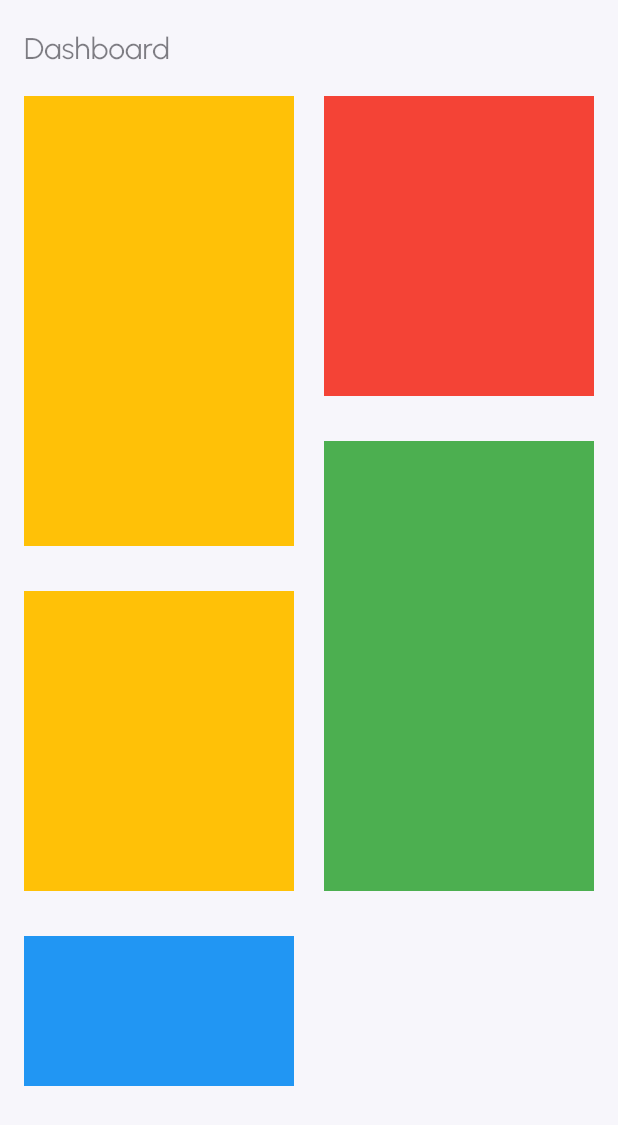
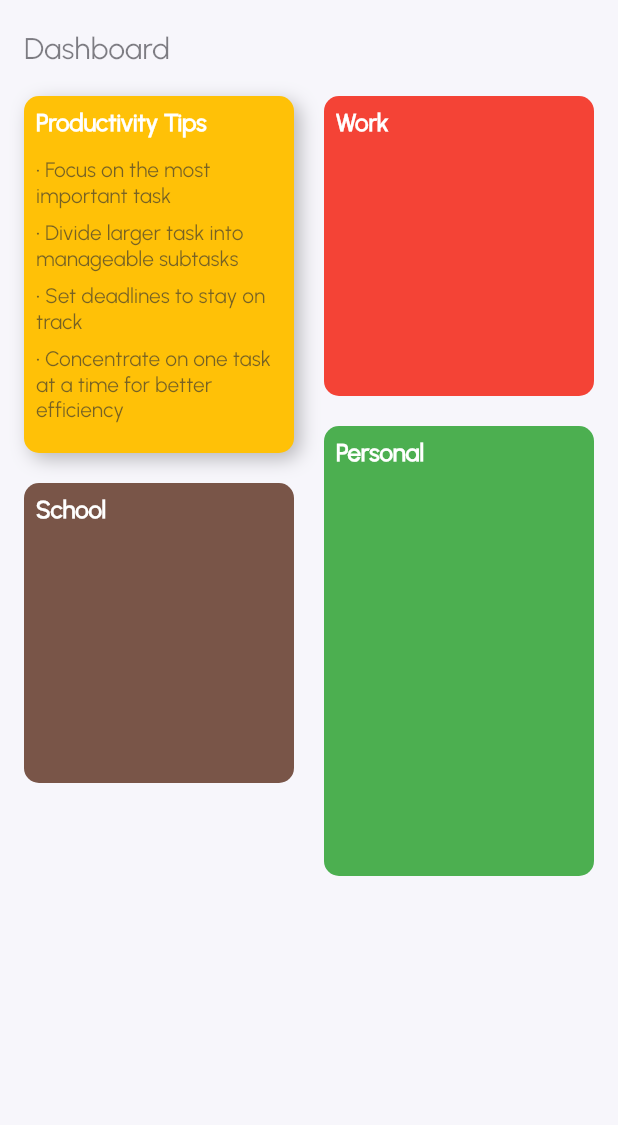
Before and after one commit to Foriwah/todo_application, a Flutter app: the Dashboard screen opened directly, on a phone screen of 412 x 824 dp. Shown: the top 1125 px of the screen. Run offline on Flutter 3.47's test engine with Material 3 defaults, Android fonts, the phone set to English and light mode, and no system bars; our stand-ins replace animated_bottom_navigation_bar.

Commit message:
Dashboard tips container

```diff
--- /dev/null
+++ b/lib/core/utils/constants.dart
@@ -0,0 +1,4 @@
+
+class Constants {
+  static const String bullet = "\u2022";
+}
--- a/lib/core/utils/custom_colors.dart
+++ b/lib/core/utils/custom_colors.dart
@@ -16,6 +16,8 @@ LIGHT MODE COLOR CODES
 static Color primaryColor = Color(0xFFF36A50);
 static Color background = Color(0xffF7F6FB);
 static Color secondaryBackgroundLight = const Color(0xFFF5F5F5);
+static Color navyBlue = const Color(0XFF000080);
+static Color darkGray = const Color(0XFF333333);
 
 
 
--- /dev/null
+++ b/lib/core/utils/data_list.dart
@@ -0,0 +1,97 @@
+import 'package:flutter/material.dart';
+import 'package:my_todo_app/core/utils/custom_colors.dart';
+import 'package:my_todo_app/todo/presentation/pages/dashboard/widgets/tips_container.dart';
+
+
+List<Widget> gridviwwidgets = [
+  const TipsContainer(),
+  Container(
+    height: 200,
+    width: 100,
+    decoration: BoxDecoration(
+      color: Colors.red,
+      borderRadius: BorderRadius.circular(10),
+    ),
+    child: Padding(
+      padding: const EdgeInsets.all(8.0),
+      child: Column(
+        crossAxisAlignment: CrossAxisAlignment.start,
+        children: [
+          Text(
+              'Work',
+              style: TextStyle(
+                  color: CustomColors.genericWhite,
+                  fontSize: 16,
+                  fontWeight: FontWeight.bold),
+            ),
+        ],
+      ),
+    ),
+  ),
+  Container(
+    height: 300,
+    width: 100,
+    decoration: BoxDecoration(
+      color: Colors.green,
+      borderRadius: BorderRadius.circular(10),
+    ),
+    child: Padding(
+      padding: const EdgeInsets.all(8.0),
+      child: Column(
+        crossAxisAlignment: CrossAxisAlignment.start,
+        children: [
+          Text(
+              'Personal',
+              style: TextStyle(
+                  color: CustomColors.genericWhite,
+                  fontSize: 16,
+                  fontWeight: FontWeight.bold),
+            ),
+        ],
+      ),
+    ),
+  ),
+  Container(
+    height: 200,
+    width: 100,
+    decoration: BoxDecoration(
+      color: Colors.brown,
+      borderRadius: BorderRadius.circular(10),
+    ),
+    child: Padding(
+      padding: const EdgeInsets.all(8.0),
+      child: Column(
+        crossAxisAlignment: CrossAxisAlignment.start,
+        children: [
+          Text(
+              'School',
+              style: TextStyle(
+                  color: CustomColors.genericWhite,
+                  fontSize: 16,
+                  fontWeight: FontWeight.bold),
+            ),
+        ],
+      ),
+    ),
+  ),
+  Container(
+    height: 150,
+    width: 100,
+    decoration: BoxDecoration(
+      color: Colors.blue,
+      borderRadius: BorderRadius.circular(10),
+    ),
+  ),
+];
+
+
+
+
+
+List tips =[
+  'Focus on the most important task',
+  'Divide larger task into manageable subtasks',
+  'Set deadlines to stay on track',
+  'Concentrate on one task at a time for better efficiency',
+  'Regular short breaks improve productivity',
+];
--- a/lib/main_page.dart
+++ b/lib/main_page.dart
@@ -2,7 +2,7 @@ import 'package:animated_bottom_navigation_bar/animated_bottom_navigation_bar.da
 import 'package:flutter/cupertino.dart';
 import 'package:flutter/material.dart';
 import 'package:my_todo_app/core/utils/custom_colors.dart';
-import 'package:my_todo_app/features/dashboard/presentation/pages/dashboard.dart';
+import 'package:my_todo_app/todo/presentation/pages/dashboard/pages/dashboard.dart';
 
 class MainPage extends StatefulWidget {
   const MainPage({super.key});
--- a/lib/todo/data/repository/todo_repository_impl.dart
+++ b/lib/todo/data/repository/todo_repository_impl.dart
@@ -1,6 +1,6 @@
 
- import 'package:my_todo_app/features/todo/domain/models/todo_model.dart';
-import 'package:my_todo_app/features/todo/domain/repository/todo_repository.dart';
+ import 'package:my_todo_app/todo/domain/models/todo_model.dart';
+import 'package:my_todo_app/todo/domain/repository/todo_repository.dart';
 
 class TodoRepositoryImpl implements TodoRepository {  @override
   Future<TodoModel> addTodo(TodoModel todo) async  {
--- a/lib/todo/domain/repository/todo_repository.dart
+++ b/lib/todo/domain/repository/todo_repository.dart
@@ -1,5 +1,5 @@
 
-import 'package:my_todo_app/features/todo/domain/models/todo_model.dart';
+import 'package:my_todo_app/todo/domain/models/todo_model.dart';
 
 abstract class TodoRepository{
 
--- a/lib/todo/presentation/pages/dashboard.dart
+++ /dev/null
@@ -1,78 +0,0 @@
-import 'package:flutter/material.dart';
-import 'package:flutter_staggered_grid_view/flutter_staggered_grid_view.dart';
-import 'package:my_todo_app/core/utils/custom_colors.dart';
-
-class Dashboard extends StatefulWidget {
-  const Dashboard({super.key});
-
-  @override
-  State<Dashboard> createState() => _DashboardState();
-}
-
-class _DashboardState extends State<Dashboard> {
-
-  List<Widget> gridviwwidgets = [
-    Container(
-      height: 300,
-      width: 100,
-      color: Colors.amber,
-    ),
-   Container(
-      height: 200,
-      width: 100,
-      color: Colors.red,
-    ),
-   Container(
-      height: 300,
-      width: 100,
-      color: Colors.green,
-    ),
-    Container(
-      height: 200,
-      width: 100,
-      color: Colors.amber,
-    ),
-   Container(
-      height: 100,
-      width: 100,
-      color: Colors.blue,
-    ),
-
-  ];
-
-
-  @override
-  Widget build(BuildContext context) {
-    return SafeArea(
-      child: Scaffold(
-          backgroundColor: CustomColors.background,
-          body: Padding(
-            padding: const EdgeInsets.symmetric(horizontal: 16.0),
-            child: Column(
-              crossAxisAlignment: CrossAxisAlignment.start,
-              children: [
- const SizedBox(
-                  height: 20,
-                ),
-                Text('Dashboard',style: TextStyle(color: CustomColors.genericBlack.withAlpha(140),fontSize: 20),),
-                const SizedBox(
-                  height: 20,
-                ),
-                Expanded(
-                  child:MasonryGridView.count(
-                    itemCount: 5,
-                    mainAxisSpacing: 30,
-                    crossAxisSpacing: 20,
-              crossAxisCount: 2,
-
-              itemBuilder: (context, index) {
-                return gridviwwidgets[index];
-              },
-            ) ,
-                )
-              ]
-            ),
-          )),
-    );
-  }
-}
--- /dev/null
+++ b/lib/todo/presentation/pages/dashboard/pages/dashboard.dart
@@ -0,0 +1,52 @@
+import 'package:flutter/material.dart';
+import 'package:flutter_staggered_grid_view/flutter_staggered_grid_view.dart';
+import 'package:my_todo_app/core/utils/custom_colors.dart';
+import 'package:my_todo_app/core/utils/data_list.dart';
+
+class Dashboard extends StatefulWidget {
+  const Dashboard({super.key});
+
+  @override
+  State<Dashboard> createState() => _DashboardState();
+}
+
+class _DashboardState extends State<Dashboard> {
+
+
+  @override
+  Widget build(BuildContext context) {
+    return SafeArea(
+      child: Scaffold(
+          backgroundColor: CustomColors.background,
+          body: Padding(
+            padding: const EdgeInsets.symmetric(horizontal: 16.0),
+            child:
+                Column(crossAxisAlignment: CrossAxisAlignment.start, children: [
+              const SizedBox(
+                height: 20,
+              ),
+              Text(
+                'Dashboard',
+                style: TextStyle(
+                    color: CustomColors.genericBlack.withAlpha(140),
+                    fontSize: 20),
+              ),
+              const SizedBox(
+                height: 20,
+              ),
+              Expanded(
+                child: MasonryGridView.count(
+                  itemCount: 4,
+                  mainAxisSpacing: 20,
+                  crossAxisSpacing: 20,
+                  crossAxisCount: 2,
+                  itemBuilder: (context, index) {
+                    return gridviwwidgets[index];
+                  },
+                ),
+              )
+            ]),
+          )),
+    );
+  }
+}
--- /dev/null
+++ b/lib/todo/presentation/pages/dashboard/widgets/tips_container.dart
@@ -0,0 +1,61 @@
+
+
+import 'package:flutter/material.dart';
+import 'package:my_todo_app/core/utils/custom_colors.dart';
+import 'package:my_todo_app/core/utils/data_list.dart';
+import 'package:my_todo_app/todo/presentation/pages/dashboard/widgets/tips_text.dart';
+
+class TipsContainer extends StatelessWidget {
+  const TipsContainer({
+    super.key,
+  });
+
+  @override
+  Widget build(BuildContext context) {
+    return Container(
+      // height: 300,
+      // width: 100,
+      decoration: BoxDecoration(
+        color: Colors.amber,
+        borderRadius: BorderRadius.circular(10),
+        boxShadow: const [
+          BoxShadow(
+            color: Colors.black26,
+            offset: Offset(4, 4),
+            blurRadius: 10
+          )
+        ]
+      ),
+      child: Padding(
+        padding: const EdgeInsets.all(8.0),
+        child: Column(
+          crossAxisAlignment: CrossAxisAlignment.start,
+          children: [
+            Text(
+              'Productivity Tips',
+              style: TextStyle(
+                  color: CustomColors.genericWhite,
+                  fontSize: 16,
+                  fontWeight: FontWeight.bold),
+            ),
+            const SizedBox(
+              height: 10,
+            ),
+            ...List.generate(4, (index) {
+             return TipsTextWidget(
+                text: tips[index],
+              );
+            }),
+
+           const SizedBox(
+              height: 8,
+            )
+
+
+
+          ],
+        ),
+      ),
+    );
+  }
+}
--- /dev/null
+++ b/lib/todo/presentation/pages/dashboard/widgets/tips_text.dart
@@ -0,0 +1,21 @@
+import 'package:flutter/material.dart';
+import 'package:my_todo_app/core/utils/constants.dart';
+import 'package:my_todo_app/core/utils/custom_colors.dart';
+
+class TipsTextWidget extends StatelessWidget {
+  final String text;
+  const TipsTextWidget({
+    super.key, required this.text,
+  });
+
+  @override
+  Widget build(BuildContext context) {
+    return Padding(
+      padding: const EdgeInsets.symmetric(vertical: 4),
+      child: Text(
+        '${Constants.bullet} $text',
+        style: TextStyle(color: CustomColors.darkGray.withAlpha(170),),
+      ),
+    );
+  }
+}
```
Also changed, not shown: lib/todo/presentation/widgets/bullet.dart (added).
